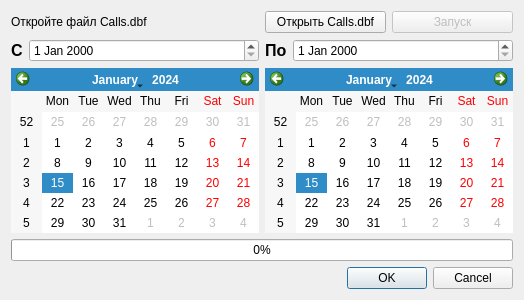
Qt form oraJdbf/mainwindow.ui (graf/Oracle2DBF) before a commit.
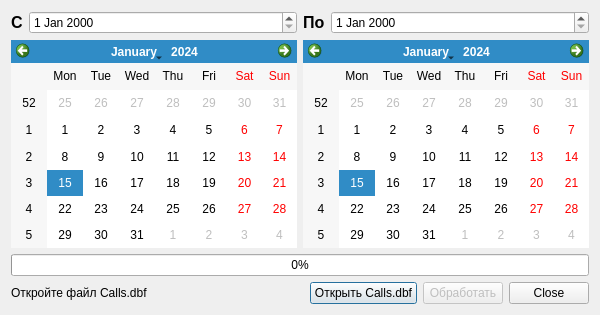
The same form after that commit.

```diff
--- a/oraJdbf/mainwindow.ui
+++ b/oraJdbf/mainwindow.ui
@@ -6,17 +6,35 @@
    <rect>
     <x>0</x>
     <y>0</y>
-    <width>524</width>
-    <height>300</height>
+    <width>600</width>
+    <height>315</height>
    </rect>
   </property>
+  <property name="sizePolicy">
+   <sizepolicy hsizetype="Fixed" vsizetype="Fixed">
+    <horstretch>0</horstretch>
+    <verstretch>0</verstretch>
+   </sizepolicy>
+  </property>
+  <property name="minimumSize">
+   <size>
+    <width>600</width>
+    <height>315</height>
+   </size>
+  </property>
+  <property name="maximumSize">
+   <size>
+    <width>600</width>
+    <height>315</height>
+   </size>
+  </property>
   <property name="windowTitle">
    <string>MainWindow</string>
   </property>
   <layout class="QVBoxLayout" name="verticalLayout">
    <item>
     <layout class="QGridLayout" name="gridLayout">
-     <item row="4" column="0">
+     <item row="3" column="0">
       <layout class="QHBoxLayout" name="horizontalLayout">
        <item>
         <widget class="QLabel" name="fromLabel">
@@ -50,7 +68,7 @@
        </item>
       </layout>
      </item>
-     <item row="4" column="1">
+     <item row="3" column="1">
       <layout class="QHBoxLayout" name="horizontalLayout_2">
        <item>
         <widget class="QLabel" name="tillLabel">
@@ -78,40 +96,17 @@
        </item>
       </layout>
      </item>
-     <item row="5" column="0">
-      <widget class="QCalendarWidget" name="fromCalendarWidget"/>
-     </item>
-     <item row="5" column="1">
-      <widget class="QCalendarWidget" name="tillCalendarWidget"/>
-     </item>
-     <item row="1" column="1">
-      <layout class="QHBoxLayout" name="horizontalLayout_3">
-       <item>
-        <widget class="QPushButton" name="openDbfButton">
-         <property name="text">
-          <string>Открыть Calls.dbf</string>
-         </property>
-        </widget>
-       </item>
-       <item>
-        <widget class="QPushButton" name="processButton">
-         <property name="enabled">
-          <bool>false</bool>
-         </property>
-         <property name="text">
-          <string>Запуск</string>
-         </property>
-        </widget>
-       </item>
-      </layout>
-     </item>
-     <item row="1" column="0">
-      <widget class="QLabel" name="dbfFilePathLabel">
-       <property name="text">
-        <string>Откройте файл Calls.dbf</string>
+     <item row="4" column="0">
+      <widget class="QCalendarWidget" name="fromCalendarWidget">
+       <property name="firstDayOfWeek">
+        <enum>Qt::Monday</enum>
        </property>
-       <property name="wordWrap">
-        <bool>true</bool>
+      </widget>
+     </item>
+     <item row="4" column="1">
+      <widget class="QCalendarWidget" name="tillCalendarWidget">
+       <property name="firstDayOfWeek">
+        <enum>Qt::Monday</enum>
        </property>
       </widget>
      </item>
@@ -128,11 +123,54 @@
     </widget>
    </item>
    <item>
-    <widget class="QDialogButtonBox" name="buttonBox">
-     <property name="standardButtons">
-      <set>QDialogButtonBox::Cancel|QDialogButtonBox::Ok</set>
-     </property>
-    </widget>
+    <layout class="QGridLayout" name="gridLayout_2">
+     <item row="0" column="0">
+      <widget class="QLabel" name="dbfFilePathLabel">
+       <property name="sizePolicy">
+        <sizepolicy hsizetype="Expanding" vsizetype="Preferred">
+         <horstretch>0</horstretch>
+         <verstretch>0</verstretch>
+        </sizepolicy>
+       </property>
+       <property name="text">
+        <string>Откройте файл Calls.dbf</string>
+       </property>
+       <property name="wordWrap">
+        <bool>true</bool>
+       </property>
+      </widget>
+     </item>
+     <item row="0" column="2">
+      <widget class="QPushButton" name="openDbfButton">
+       <property name="text">
+        <string>Открыть Calls.dbf</string>
+       </property>
+      </widget>
+     </item>
+     <item row="0" column="4">
+      <widget class="QDialogButtonBox" name="buttonBox">
+       <property name="sizePolicy">
+        <sizepolicy hsizetype="Fixed" vsizetype="Fixed">
+         <horstretch>0</horstretch>
+         <verstretch>0</verstretch>
+        </sizepolicy>
+       </property>
+       <property name="standardButtons">
+        <set>QDialogButtonBox::Close</set>
+       </property>
+      </widget>
+     </item>
+     <item row="0" column="3">
+      <widget class="QPushButton" name="processButton">
+       <property name="enabled">
+        <bool>false</bool>
+       </property>
+       <property name="text">
+        <string>Обработать</string>
+       </property>
+      </widget>
+     </item>
+    </layout>
    </item>
   </layout>
  </widget>
```
Left out of the diff: 2 changed lines with no effect on the pictures.
